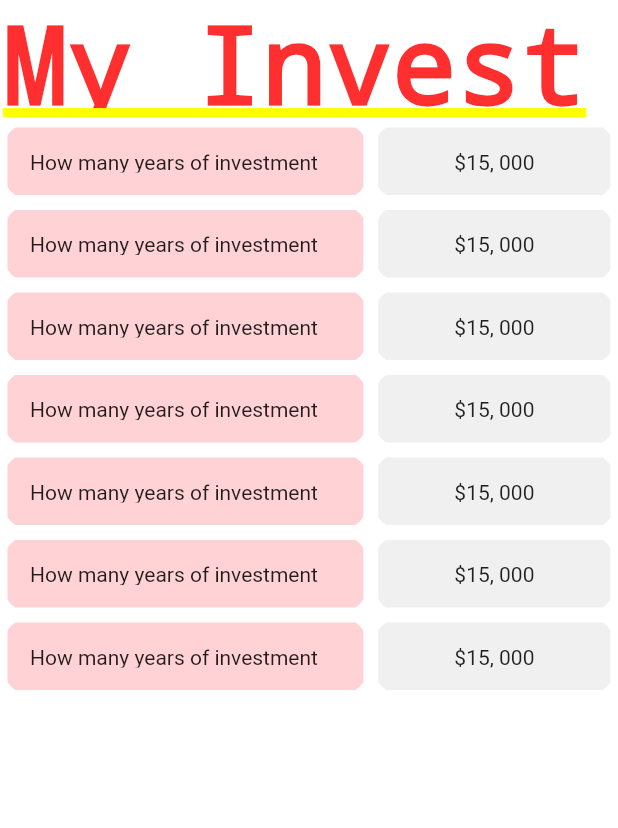
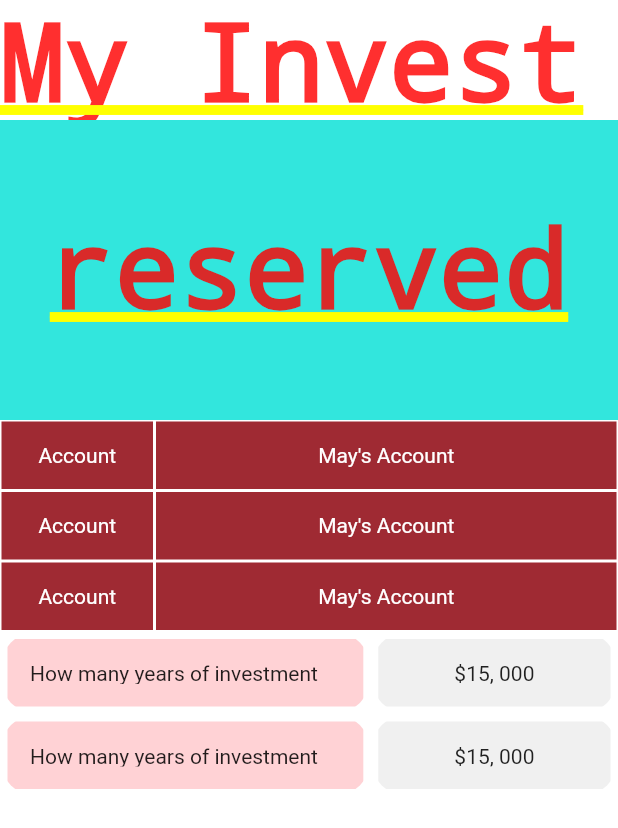
Before and after one commit to andyeung523/BocInvestSeed, a Flutter app: the Mypro screen opened directly, on a phone screen of 412 x 824 dp. Shown: the top 828 px of the screen. Run offline on Flutter 3.47's test engine with Material 2 defaults, Android fonts, the phone set to English and light mode, and no system bars; our stand-ins replace flutter_login, flutter_spinkit, font_awesome_flutter; missing offline and left inert: dart:ffi, oauth2.

Commit message:
my_pro_update

```diff
--- a/lib/page/tabs/my_pro.dart
+++ b/lib/page/tabs/my_pro.dart
@@ -46,181 +46,106 @@ var _price;
 
               Container(
                 //color: Color.fromRGBO(50, 230, 221, 1),
-                decoration: BoxDecoration(
-                  border: Border.all(width: 2.0, color: const Color(0xFFFFFFFF)),
-                ),
                 height: 80,
                 width: double.maxFinite,
                 child: Text('My Investment Portfolio',style: DefaultTextStyle.of(context).style.apply(fontSizeFactor: 1.5),),
                 alignment: Alignment.center,
 
               ),
-              Row(
+
+              Container(
+                color: Color.fromRGBO(50, 230, 221, 1),
+                height: 200,
+                width: double.maxFinite,
+                child: Text('reserved',style: DefaultTextStyle.of(context).style.apply(fontSizeFactor: 1.5),),
+                alignment: Alignment.center,
+
+              ),Row(
               children: <Widget>[
                 Expanded(
-                  flex: 6,
-                  child: ClipRRect(
-                    borderRadius: BorderRadius.circular(25.0),
-                  child: new Container(
-                    height: 45.0,
-                    margin: EdgeInsets.fromLTRB(5, 5, 5, 5),
-                    padding: EdgeInsets.all(15.0),
-                    color: Color.fromRGBO(255, 210, 213, 1),
-                    child: Center(child: Text('How many years of investment experience do you have?')),
-                  ),
+                  flex: 2,
+                  child: Container(
+                    height: 45,
+                    margin: EdgeInsets.all(1.0),
+                    //padding: EdgeInsets.fromLTRB(10, 30, 30, 15),
+                    color: Color.fromRGBO(159, 42, 51, 1),
+                    child: Center(child: Text('Account', style:TextStyle(color: Colors.white ))),
+                    alignment: Alignment.centerLeft,
                   ),
                 ),
 
                 Expanded(
+                  flex: 6,
+                  child: Container(
+                    height: 45,
+                    margin: EdgeInsets.all(1.0),
 
-                  flex: 4,
-                  child: ClipRRect(
-                    borderRadius: BorderRadius.circular(25.0),
-                  child: new Container(
-                    height: 45.0,
-                    margin: EdgeInsets.fromLTRB(5, 5, 5, 5),
-                    padding: EdgeInsets.all(15.0),
-                    color: Color.fromRGBO(240, 240, 240, 1),
-                    child: Center(child: Text('\$15, 000')),
+                    // padding: EdgeInsets.all(30.0),
+                    color: Color.fromRGBO(159, 42, 51, 1),
+                    child: Center(child: Text('May\'s Account', style:TextStyle(color: Colors.white ))),
                     alignment: Alignment.centerLeft,
-                  ),
                   ),
                 ),
               ],
-            ),
+            ),//copy here
             Row(
               children: <Widget>[
                 Expanded(
-                  flex: 6,
-                  child: ClipRRect(
-                    borderRadius: BorderRadius.circular(25.0),
-                  child: new Container(
-                    height: 45.0,
-                    margin: EdgeInsets.fromLTRB(5, 5, 5, 5),
-                    padding: EdgeInsets.all(15.0),
-                    color: Color.fromRGBO(255, 210, 213, 1),
-                    child: Center(child: Text('How many years of investment experience do you have?')),
-                  ),
+                  flex: 2,
+                  child: Container(
+                    height: 45,
+                    margin: EdgeInsets.all(1.0),
+                    //padding: EdgeInsets.fromLTRB(10, 30, 30, 15),
+                    color: Color.fromRGBO(159, 42, 51, 1),
+                    child: Center(child: Text('Account', style:TextStyle(color: Colors.white ))),
+                    alignment: Alignment.centerLeft,
                   ),
                 ),
 
                 Expanded(
+                  flex: 6,
+                  child: Container(
+                    height: 45,
+                    margin: EdgeInsets.all(1.0),
 
-                  flex: 4,
-                  child: ClipRRect(
-                    borderRadius: BorderRadius.circular(25.0),
-                  child: new Container(
-                    height: 45.0,
-                    margin: EdgeInsets.fromLTRB(5, 5, 5, 5),
-                    padding: EdgeInsets.all(15.0),
-                    color: Color.fromRGBO(240, 240, 240, 1),
-                    child: Center(child: Text('\$15, 000')),
+                    // padding: EdgeInsets.all(30.0),
+                    color: Color.fromRGBO(159, 42, 51, 1),
+                    child: Center(child: Text('May\'s Account', style:TextStyle(color: Colors.white ))),
                     alignment: Alignment.centerLeft,
-                  ),
                   ),
                 ),
               ],
-            ),
+            ),//copy here
             Row(
               children: <Widget>[
                 Expanded(
-                  flex: 6,
-                  child: ClipRRect(
-                    borderRadius: BorderRadius.circular(25.0),
-                  child: new Container(
-                    height: 45.0,
-                    margin: EdgeInsets.fromLTRB(5, 5, 5, 5),
-                    padding: EdgeInsets.all(15.0),
-                    color: Color.fromRGBO(255, 210, 213, 1),
-                    child: Center(child: Text('How many years of investment experience do you have?')),
-                  ),
+                  flex: 2,
+                  child: Container(
+                    height: 45,
+                    margin: EdgeInsets.all(1.0),
+                    //padding: EdgeInsets.fromLTRB(10, 30, 30, 15),
+                    color: Color.fromRGBO(159, 42, 51, 1),
+                    child: Center(child: Text('Account', style:TextStyle(color: Colors.white ))),
+                    alignment: Alignment.centerLeft,
                   ),
                 ),
 
                 Expanded(
+                  flex: 6,
+                  child: Container(
+                    height: 45,
+                    margin: EdgeInsets.all(1.0),
 
-                  flex: 4,
-                  child: ClipRRect(
-                    borderRadius: BorderRadius.circular(25.0),
-                  child: new Container(
-                    height: 45.0,
-                    margin: EdgeInsets.fromLTRB(5, 5, 5, 5),
-                    padding: EdgeInsets.all(15.0),
-                    color: Color.fromRGBO(240, 240, 240, 1),
-                    child: Center(child: Text('\$15, 000')),
+                    // padding: EdgeInsets.all(30.0),
+                    color: Color.fromRGBO(159, 42, 51, 1),
+                    child: Center(child: Text('May\'s Account', style:TextStyle(color: Colors.white ))),
                     alignment: Alignment.centerLeft,
-                  ),
                   ),
                 ),
               ],
-            ),
-            Row(
-              children: <Widget>[
-                Expanded(
-                  flex: 6,
-                  child: ClipRRect(
-                    borderRadius: BorderRadius.circular(25.0),
-                  child: new Container(
-                    height: 45.0,
-                    margin: EdgeInsets.fromLTRB(5, 5, 5, 5),
-                    padding: EdgeInsets.all(15.0),
-                    color: Color.fromRGBO(255, 210, 213, 1),
-                    child: Center(child: Text('How many years of investment experience do you have?')),
-                  ),
-                  ),
-                ),
+            ),//copy here
 
-                Expanded(
-
-                  flex: 4,
-                  child: ClipRRect(
-                    borderRadius: BorderRadius.circular(25.0),
-                  child: new Container(
-                    height: 45.0,
-                    margin: EdgeInsets.fromLTRB(5, 5, 5, 5),
-                    padding: EdgeInsets.all(15.0),
-                    color: Color.fromRGBO(240, 240, 240, 1),
-                    child: Center(child: Text('\$15, 000')),
-                    alignment: Alignment.centerLeft,
-                  ),
-                  ),
-                ),
-              ],
-            ),
-            Row(
-              children: <Widget>[
-                Expanded(
-                  flex: 6,
-                  child: ClipRRect(
-                    borderRadius: BorderRadius.circular(25.0),
-                  child: new Container(
-                    height: 45.0,
-                    margin: EdgeInsets.fromLTRB(5, 5, 5, 5),
-                    padding: EdgeInsets.all(15.0),
-                    color: Color.fromRGBO(255, 210, 213, 1),
-                    child: Center(child: Text('How many years of investment experience do you have?')),
-                  ),
-                  ),
-                ),
-
-                Expanded(
-
-                  flex: 4,
-                  child: ClipRRect(
-                    borderRadius: BorderRadius.circular(25.0),
-                  child: new Container(
-                    height: 45.0,
-                    margin: EdgeInsets.fromLTRB(5, 5, 5, 5),
-                    padding: EdgeInsets.all(15.0),
-                    color: Color.fromRGBO(240, 240, 240, 1),
-                    child: Center(child: Text('\$15, 000')),
-                    alignment: Alignment.centerLeft,
-                  ),
-                  ),
-                ),
-              ],
-            ),
-            Row(
+              Row(
               children: <Widget>[
                 Expanded(
                   flex: 6,
```
